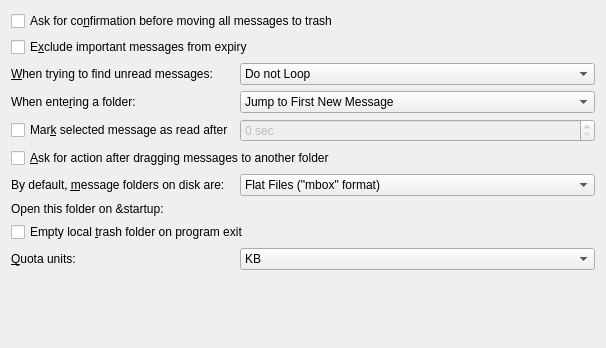
First picture: the form in kmail/ui/miscpagemaintab.ui, repository chusopr/kdepim-ktimetracker-akonadi, before the edit.
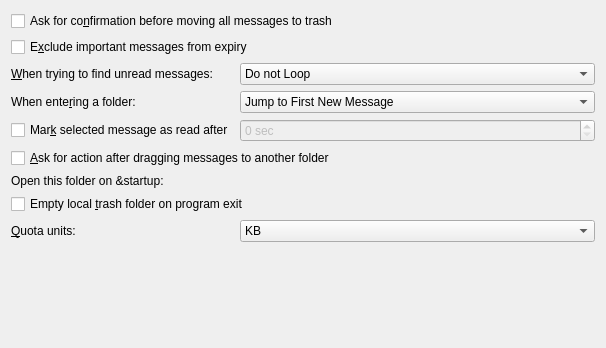
Second picture: the form after the edit. Custom widgets are drawn as their Qt base class.

Commit message: now we can specify type of folder => remove config for it

What changed in the file:
```diff
--- a/kmail/ui/miscpagemaintab.ui
+++ b/kmail/ui/miscpagemaintab.ui
@@ -153,41 +153,6 @@
        </property>
       </widget>
      </item>
-     <item row="6" column="0">
-      <widget class="QLabel" name="mMailBoxLabel">
-       <property name="sizePolicy">
-        <sizepolicy hsizetype="Preferred" vsizetype="Preferred">
-         <horstretch>1</horstretch>
-         <verstretch>0</verstretch>
-        </sizepolicy>
-       </property>
-       <property name="text">
-        <string comment="to be continued with &quot;flat files&quot; and &quot;directories&quot;, resp.">By default, &amp;message folders on disk are:</string>
-       </property>
-       <property name="buddy">
-        <cstring>mMailboxPrefCombo</cstring>
-       </property>
-      </widget>
-     </item>
-     <item row="6" column="1">
-      <widget class="KComboBox" name="mMailboxPrefCombo">
-       <property name="whatsThis">
-        <string comment="what's this help">&lt;qt&gt;&lt;p&gt;This selects which mailbox format will be  the default for local folders:&lt;/p&gt;
-&lt;p&gt;&lt;b&gt;mbox:&lt;/b&gt; KMail's mail folders are represented by a single file each. Individual messages are separated from each other by a                      line starting with &quot;From &quot;. This saves space on disk, but may be less robust, e.g. when moving messages between folders.&lt;/p&gt;
-&lt;p&gt;&lt;b&gt;maildir:&lt;/b&gt; KMail's mail folders are represented by real folders on disk. Individual messages are separate files. This may waste a bit of space on disk, but should be more robust, e.g. when moving messages between folders.&lt;/p&gt;&lt;/qt&gt;</string>
-       </property>
-       <item>
-        <property name="text">
-         <string>Flat Files (&quot;mbox&quot; format)</string>
-        </property>
-       </item>
-       <item>
-        <property name="text">
-         <string>Directories (&quot;maildir&quot; format)</string>
-        </property>
-       </item>
-      </widget>
-     </item>
      <item row="7" column="0">
       <widget class="QLabel" name="mStartUpFolderLabel">
        <property name="sizePolicy">
```
The commit also changes 1 other file.
